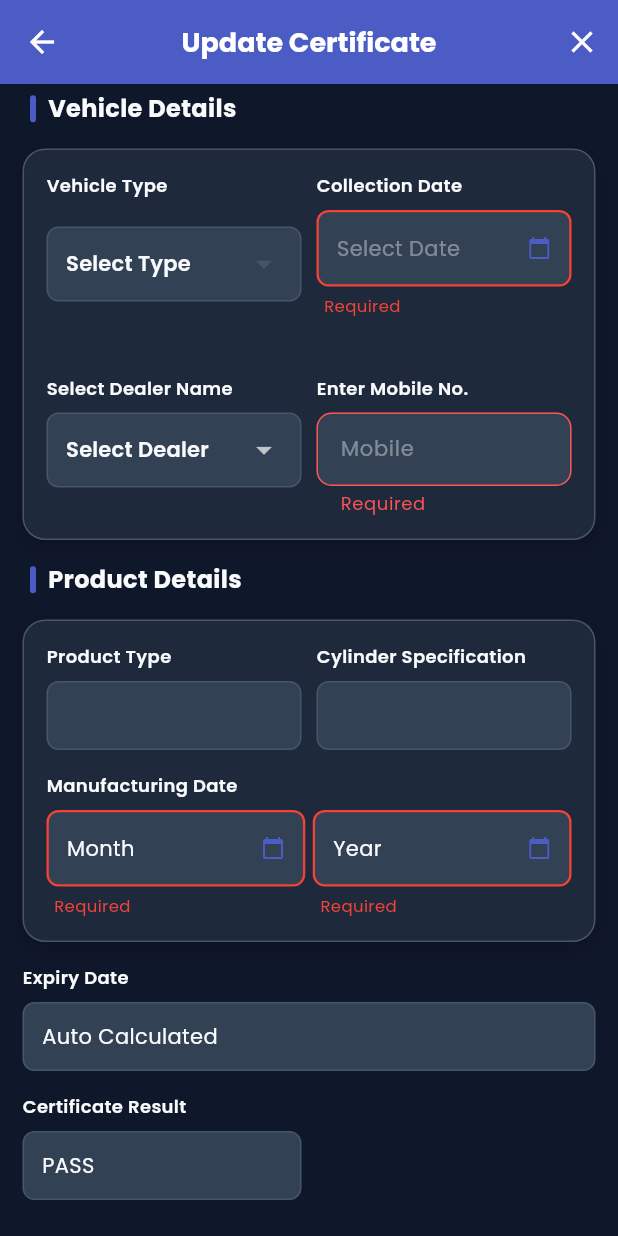
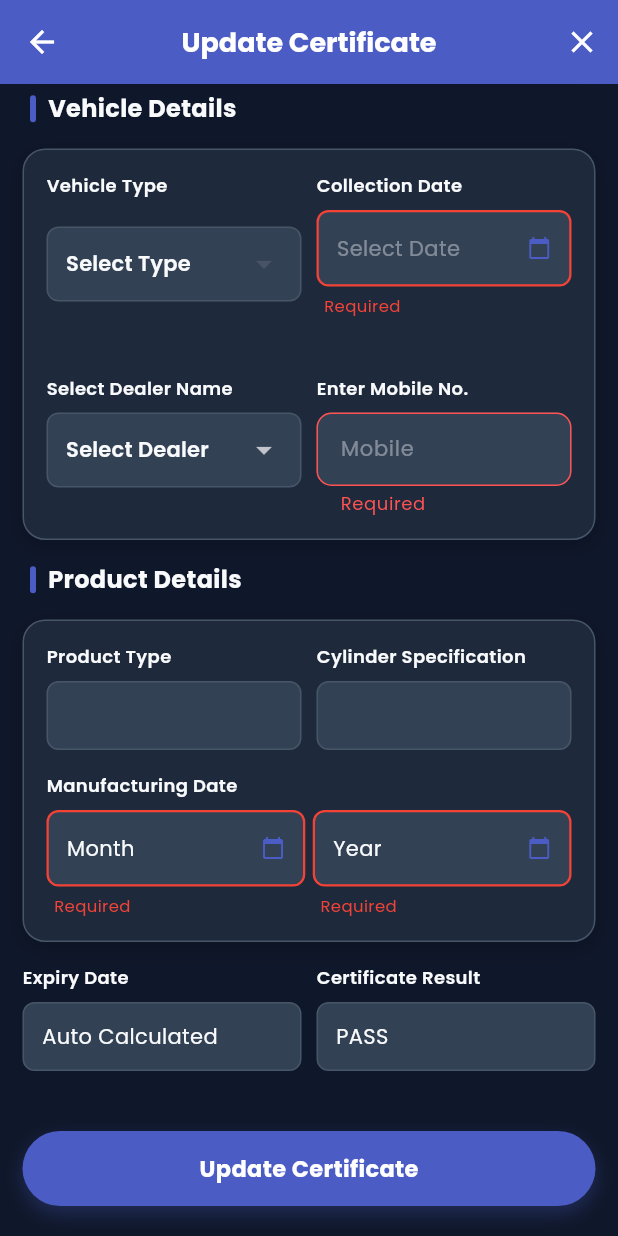
Before and after one commit to krishna567789/premium_engneering_app, a Flutter app: the Role1EditCertificateScreen screen opened directly with empty values, scrolled down 186 dp, on a phone screen of 412 x 824 dp. Run offline on Flutter 3.47's test engine with Material 3 defaults, Android fonts, the phone set to English and light mode, and no system bars; our stand-ins replace animate_do, dio, equatable, flutter_screenutil, flutter_secure_storage, google_fonts and 4 more; accounts and stored records are empty; network calls fail.

Commit message:
--------------

```diff
--- a/lib/features/certificate/screens/role1_edit_certificate_screen.dart
+++ b/lib/features/certificate/screens/role1_edit_certificate_screen.dart
@@ -1506,17 +1506,22 @@
                         return Column(
                           children: [
                             const SizedBox(height: 15),
-                            Align(
-                              alignment: Alignment.centerLeft,
-                              child: Text(
-                                "Expiry Date",
-                                style: TextStyle(
-                                  fontSize: 12,
-                                  color: theme.textTheme.bodyLarge?.color,
-                                  fontWeight: FontWeight.w600,
+                            const _RowLabels(
+                              l1: "Expiry Date",
+                              l2: "Certificate Result",
+                            ),
+                            if (isE)
+                              const Padding(
+                                padding: EdgeInsets.only(top: 4),
+                                child: Text(
+                                  "your cylinder expire you can not perform test",
+                                  style: TextStyle(
+                                    fontSize: 10,
+                                    color: Colors.red,
+                                    fontWeight: FontWeight.bold,
+                                  ),
                                 ),
                               ),
-                            ),
                             const SizedBox(height: 8),
                             Row(
                               children: [
@@ -1525,20 +1530,17 @@
                                     text: info["date"] as String,
                                   ),
                                 ),
-                                if (isE) ...[
-                                  const SizedBox(width: 10),
-                                  SizedBox(
-                                    width: MediaQuery.of(context).size.width * 0.5,
-                                    child: const Text(
-                                      "your cylinder expire you can not perform test",
-                                      style: TextStyle(
-                                        fontSize: 10,
-                                        color: Colors.red,
-                                        fontWeight: FontWeight.bold,
-                                      ),
-                                    ),
+                                const SizedBox(width: 10),
+                                Expanded(
+                                  child: _ValueBox(
+                                    text:
+                                        (isVehicleWarning ||
+                                            isE ||
+                                            isEarlyTestingDetected)
+                                        ? "FAIL"
+                                        : "PASS",
                                   ),
-                                ],
+                                ),
                               ],
                             ),
                           ],
@@ -1678,38 +1680,6 @@
                       ),
                     ],
 
-                    const SizedBox(height: 15),
-                    Consumer<HomeProvider>(
-                      builder: (context, provider, _) {
-                        final info = _calculateExpiryInfo(provider);
-                        final isE = info["isExpired"] as bool;
-                        return Column(
-                          crossAxisAlignment: CrossAxisAlignment.start,
-                          children: [
-                            const _RowLabels(
-                              l1: "Certificate Result",
-                              l2: "",
-                            ),
-                            const SizedBox(height: 8),
-                            Row(
-                              children: [
-                                Expanded(
-                                  child: _ValueBox(
-                                    text: (isVehicleWarning ||
-                                            isE ||
-                                            isEarlyTestingDetected)
-                                        ? "FAIL"
-                                        : "PASS",
-                                  ),
-                                ),
-                                const SizedBox(width: 10),
-                                const Expanded(child: SizedBox()),
-                              ],
-                            ),
-                          ],
-                        );
-                      },
-                    ),
                     const SizedBox(height: 40),
                     Consumer<HomeProvider>(
                       builder: (context, provider, _) {
@@ -1762,12 +1732,16 @@
                                     widget.certificate.specification ??
                                     '',
                                 'last_test_date': lastTestingDate ?? '',
+<<<<<<< HEAD
+
+=======
                                 'payment_amount':
                                     provider.state.isRetailCustomer
                                     ? amountController.text
                                     : (provider.state.productAmount ??
                                           widget.certificate.paymentAmount ??
                                           ''),
+>>>>>>> 4658202 (-----------------)
 
                                 'manufacturing_date': () {
                                   const List<String> mNames = [
@@ -1818,7 +1792,11 @@
                                 'c_id': widget.certificate.id.toString(),
                                 'photo_path': pickedImages['plate'],
                               };
+<<<<<<< HEAD
+                              print('Role1 Edit certificate Request ${data}');
+=======
                               print("Request Data================>=${data}");
+>>>>>>> 4658202 (-----------------)
 
                               bool success = await provider
                                   .updateRole1Certificate(data, context);
```
